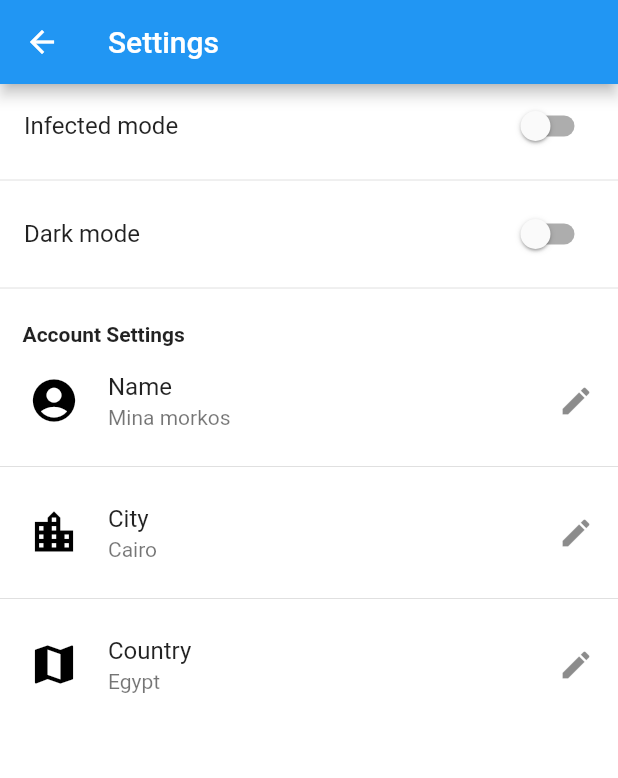
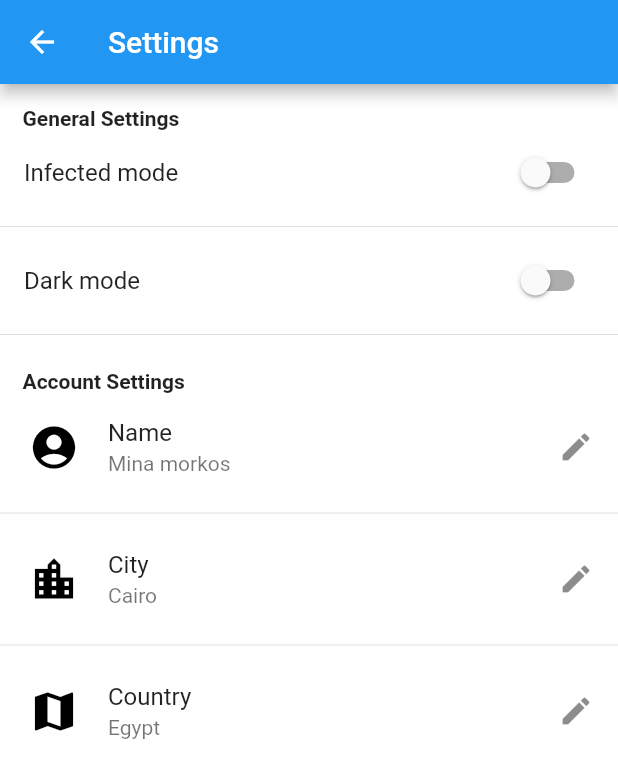
Before and after one commit to MinaMorkos-M/CovidDetector_GP, a Flutter app: the Settings screen opened directly, on a phone screen of 412 x 824 dp. Shown: the top 778 px of the screen. Run offline on Flutter 3.47's test engine with Material 2 defaults, Android fonts, the light colour scheme and no system bars; our stand-ins replace page_indicator.

Commit message:
updated settings

```diff
--- a/covid_19_detector/lib/screens/settings.dart
+++ b/covid_19_detector/lib/screens/settings.dart
@@ -1,4 +1,4 @@
-import 'package:covid_19_detector/widgets/account_settings_text.dart';
+import 'package:covid_19_detector/widgets/settings_text.dart';
 import 'package:flutter/material.dart';
 
 class Settings extends StatefulWidget {
@@ -18,6 +18,7 @@ class _SettingsState extends State<Settings> {
       ),
       body: Column(
         children: [
+          SettingsText('General Settings'),
           ListTile(
             title: Text('Infected mode'),
             trailing: Switch(
@@ -44,7 +45,7 @@ class _SettingsState extends State<Settings> {
             ),
           ),
           Divider(),
-          AccountSettingsText(),
+          SettingsText('Account Settings'),
           ListTile(
             leading: CircleAvatar(
               backgroundColor: Theme.of(context).accentColor,
--- a/covid_19_detector/lib/widgets/account_settings_text.dart
+++ b/covid_19_detector/lib/widgets/settings_text.dart
@@ -1,7 +1,8 @@
 import 'package:flutter/material.dart';
 
-class AccountSettingsText extends StatelessWidget {
-  const AccountSettingsText({Key? key}) : super(key: key);
+class SettingsText extends StatelessWidget {
+  final String text;
+  SettingsText(this.text);
 
   @override
   Widget build(BuildContext context) {
@@ -13,7 +14,7 @@ class AccountSettingsText extends StatelessWidget {
           top: 15,
         ),
         child: Text(
-          'Account Settings',
+          text,
           style: TextStyle(
             fontWeight: FontWeight.bold,
           ),
```
Also changed, not shown: 2 other files.
